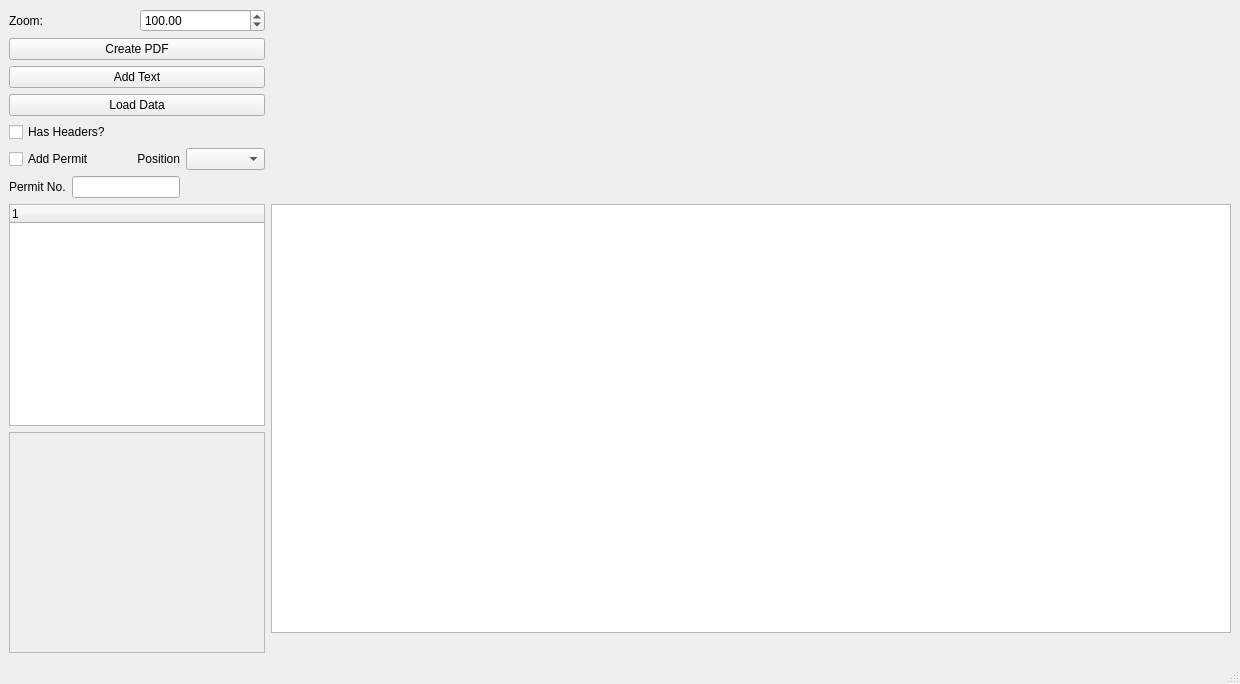
marvin939/label-designer, file LabelDesigner.ui: the form before one commit.
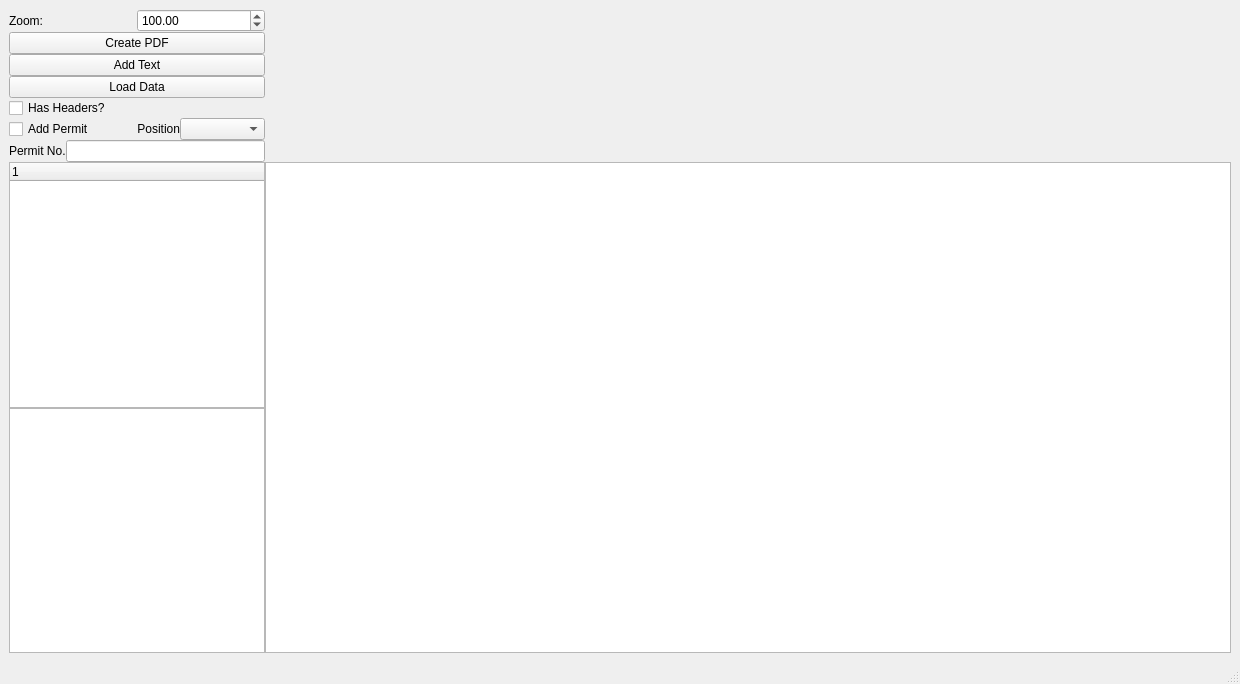
The form after the commit. Custom widgets are drawn as their Qt base class.

Commit message: added widget for item details

The edit to the form file:
```diff
--- a/LabelDesigner.ui
+++ b/LabelDesigner.ui
@@ -15,6 +15,9 @@
   </property>
   <widget class="QWidget" name="centralwidget">
    <layout class="QGridLayout" name="gridLayout_2" columnstretch="0,1">
+    <property name="spacing">
+     <number>0</number>
+    </property>
     <item row="1" column="0">
      <widget class="QCheckBox" name="headersCheck">
       <property name="layoutDirection">
@@ -104,29 +107,7 @@
       </item>
      </layout>
     </item>
-    <item row="5" column="0">
-     <widget class="QScrollArea" name="objDetailsArea">
-      <property name="widgetResizable">
-       <bool>true</bool>
-      </property>
-      <widget class="QWidget" name="detailsContents">
-       <property name="geometry">
-        <rect>
-         <x>0</x>
-         <y>0</y>
-         <width>254</width>
-         <height>211</height>
-        </rect>
-       </property>
-       <layout class="QFormLayout" name="formLayout">
-        <property name="fieldGrowthPolicy">
-         <enum>QFormLayout::AllNonFixedFieldsGrow</enum>
-        </property>
-       </layout>
-      </widget>
-     </widget>
-    </item>
-    <item row="4" column="1" rowspan="2">
+    <item row="4" column="1" rowspan="3">
      <layout class="QVBoxLayout" name="previewLayout">
       <property name="sizeConstraint">
        <enum>QLayout::SetNoConstraint</enum>
@@ -134,19 +115,6 @@
       <item>
        <widget class="ZoomGraphicsView" name="graphicsView"/>
       </item>
-      <item>
-       <spacer name="horizontalSpacer">
-        <property name="orientation">
-         <enum>Qt::Horizontal</enum>
-        </property>
-        <property name="sizeHint" stdset="0">
-         <size>
-          <width>40</width>
-          <height>20</height>
-         </size>
-        </property>
-       </spacer>
-      </item>
      </layout>
     </item>
     <item row="4" column="0">
@@ -171,7 +139,7 @@
        <widget class="QLineEdit" name="permitEntry">
         <property name="sizePolicy">
          <sizepolicy hsizetype="Minimum" vsizetype="Fixed">
-          <horstretch>0</horstretch>
+          <horstretch>1</horstretch>
           <verstretch>0</verstretch>
          </sizepolicy>
         </property>
@@ -180,21 +148,18 @@
         </property>
        </widget>
       </item>
-      <item>
-       <spacer name="horizontalSpacer_2">
-        <property name="orientation">
-         <enum>Qt::Horizontal</enum>
-        </property>
-        <property name="sizeHint" stdset="0">
-         <size>
-          <width>40</width>
-          <height>20</height>
-         </size>
-        </property>
-       </spacer>
-      </item>
      </layout>
     </item>
+    <item row="5" column="0">
+     <widget class="QListWidget" name="itemDetails">
+      <property name="enabled">
+       <bool>true</bool>
+      </property>
+      <property name="modelColumn">
+       <number>0</number>
+      </property>
+     </widget>
+    </item>
    </layout>
   </widget>
   <widget class="QMenuBar" name="menubar">
```
The commit also changes 2 other files.
